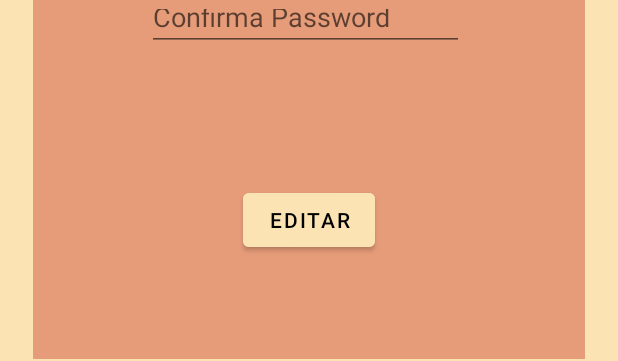
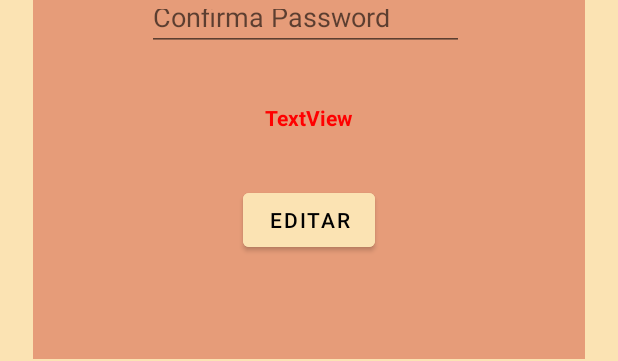
Before and after one commit to FamilyBoggart/SMC, an Android app: the layout activity_config.xml on its own in the app's theme, with its tools: preview values and no code run, on a phone screen of 412 x 824 dp. Shown: the part 838-1199 px from the top of the screen. Run offline under Robolectric (Android 15) with nearby library versions, the phone set to English and light mode, and no system bars.

Commit message:
0.11 Configuracion completada, solo falta el arreglo a los componentes

```diff
--- a/app/src/main/res/layout/activity_config.xml
+++ b/app/src/main/res/layout/activity_config.xml
@@ -187,6 +187,19 @@
                             app:layout_constraintStart_toStartOf="parent"
                             app:layout_constraintTop_toBottomOf="@+id/config_edit_txt_name" />
 
+                        <TextView
+                            android:id="@+id/config_txt_error"
+                            android:layout_width="wrap_content"
+                            android:layout_height="wrap_content"
+                            android:text="TextView"
+                            app:layout_constraintBottom_toTopOf="@+id/btn_change_password"
+                            app:layout_constraintEnd_toEndOf="parent"
+                            app:layout_constraintStart_toStartOf="parent"
+                            android:textStyle="bold"
+                            android:textColor="@color/red"
+                            android:visibility="visible"
+                            app:layout_constraintTop_toBottomOf="@+id/edit_confirm_new_password" />
+
                     </androidx.constraintlayout.widget.ConstraintLayout>
 
                 </LinearLayout>
```
Also changed, not shown: app/src/main/java/com/example/testeo/ActivityConfig.java (+54 -0 lines), app/src/main/java/com/example/testeo/Objects/Usuario.java (+16 -4 lines).
